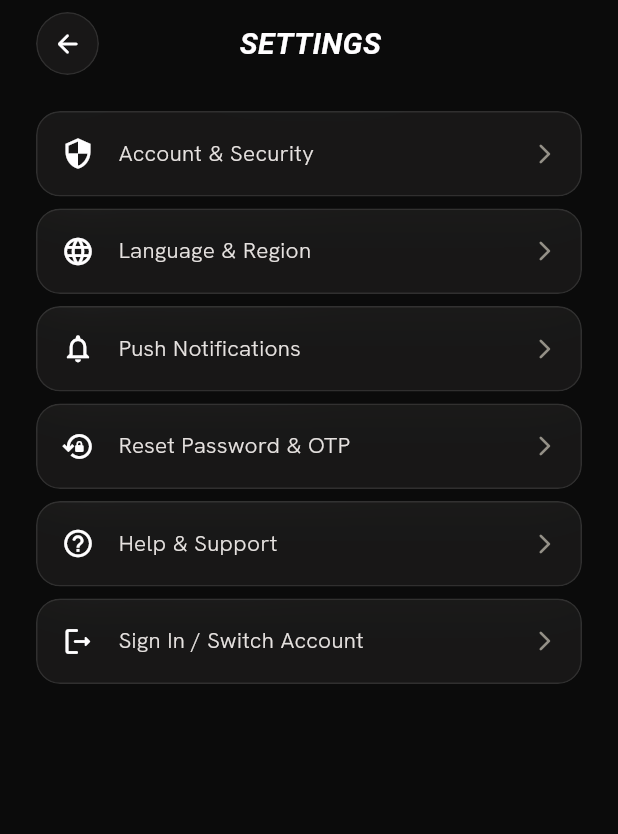
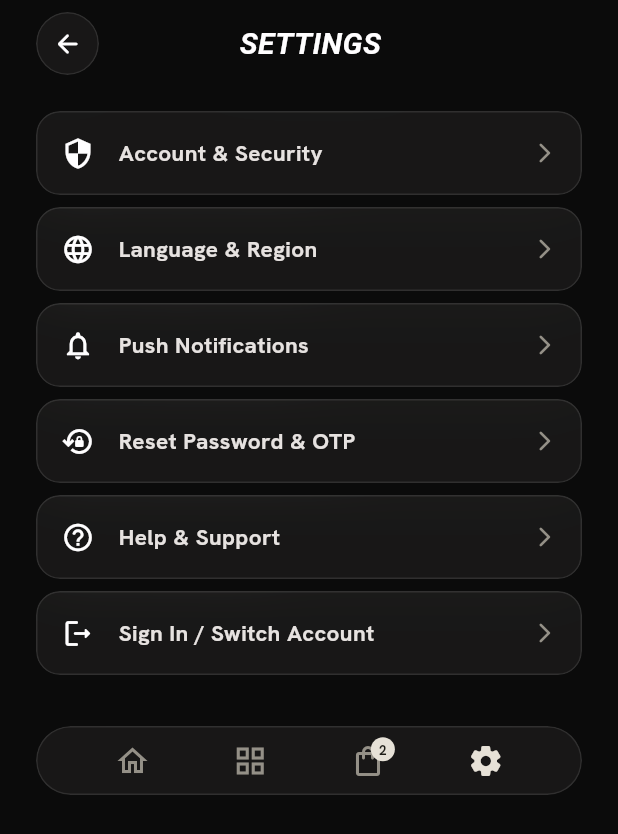
Before and after one commit to rudraksha-jadhav/Collections-fashion-e-commerce-app-, a Flutter app: the SettingsScreen screen opened by its route, on a phone screen of 412 x 824 dp. Shown: the top 834 px of the screen. Run offline on Flutter 3.47's test engine with Material 3 defaults, Android fonts, the phone set to English and light mode, and no system bars; drawn by our look-alikes of flutter_animate; our stand-ins replace cached_network_image, dio, flutter_riverpod, go_router, google_fonts, hive_flutter and 1 more; accounts and stored records are empty; network calls fail.

Commit message:
fix: add context.canPop() navigation guard across top header back buttons

```diff
--- a/lib/features/settings/presentation/screens/settings_screen.dart
+++ b/lib/features/settings/presentation/screens/settings_screen.dart
@@ -6,6 +6,7 @@ import '../../../../app/theme/app_radius.dart';
 import '../../../../app/theme/app_spacing.dart';
 import '../../../../app/theme/app_text_styles.dart';
 import '../../../../core/widgets/cards/glass_card.dart';
+import '../../../../core/widgets/collections_bottom_nav.dart';
 import '../../../../core/widgets/navigation/top_header.dart';
 
 class SettingsScreen extends StatelessWidget {
@@ -15,9 +16,11 @@ class SettingsScreen extends StatelessWidget {
   Widget build(BuildContext context) {
     return Scaffold(
       backgroundColor: AppColors.background,
-      body: SafeArea(
-        child: Padding(
-          padding: const EdgeInsets.symmetric(horizontal: AppSpacing.lg, vertical: AppSpacing.sm),
+      body: Stack(
+        children: [
+          SafeArea(
+            child: SingleChildScrollView(
+              padding: const EdgeInsets.only(left: AppSpacing.lg, right: AppSpacing.lg, top: AppSpacing.sm, bottom: 100),
               child: Column(
                 crossAxisAlignment: CrossAxisAlignment.start,
                 children: [
@@ -26,14 +29,20 @@ class SettingsScreen extends StatelessWidget {
                     leading: GlassCard(
                       borderRadius: AppRadius.radiusFull,
                       padding: const EdgeInsets.all(AppSpacing.sm + 2),
-                  onTap: () => context.pop(),
+                      onTap: () {
+                        if (context.canPop()) {
+                          context.pop();
+                        } else {
+                          context.go('/home');
+                        }
+                      },
                       child: const Icon(Icons.arrow_back_rounded, size: 20, color: AppColors.primary),
                     ),
                   ),
                   const SizedBox(height: AppSpacing.lg),
                   _buildSettingTile(Icons.security_outlined, 'Account & Security', () => context.push('/settings/security')),
                   const SizedBox(height: AppSpacing.sm),
-              _buildSettingTile(Icons.language_outlined, 'Language & Region', () => context.push('/settings/language')),
+                  _buildSettingTile(Icons.language_outlined, 'Language & Region', () => context.push('/settings/language-region')),
                   const SizedBox(height: AppSpacing.sm),
                   _buildSettingTile(Icons.notifications_none_outlined, 'Push Notifications', () => context.push('/notifications')),
                   const SizedBox(height: AppSpacing.sm),
@@ -46,6 +55,16 @@ class SettingsScreen extends StatelessWidget {
               ),
             ),
           ),
+          CollectionsBottomNav(
+            currentIndex: 3,
+            onTap: (index) {
+              if (index == 0) context.go('/home');
+              if (index == 1) context.go('/discover');
+              if (index == 2) context.go('/cart');
+            },
+          ),
+        ],
+      ),
     );
   }
 
@@ -57,7 +76,7 @@ class SettingsScreen extends StatelessWidget {
         children: [
           Icon(icon, color: AppColors.primary, size: 22),
           const SizedBox(width: AppSpacing.md),
-          Text(title, style: AppTextStyles.body),
+          Text(title, style: AppTextStyles.title.copyWith(fontSize: 15)),
           const Spacer(),
           const Icon(Icons.arrow_forward_ios_rounded, color: AppColors.outline, size: 16),
         ],
```
Also changed, not shown: lib/features/cart/presentation/screens/cart_screen.dart (+7 -1 lines), lib/features/categories/presentation/screens/categories_screen.dart (+7 -1 lines). Lines whose indentation alone changed are shown as unchanged.
